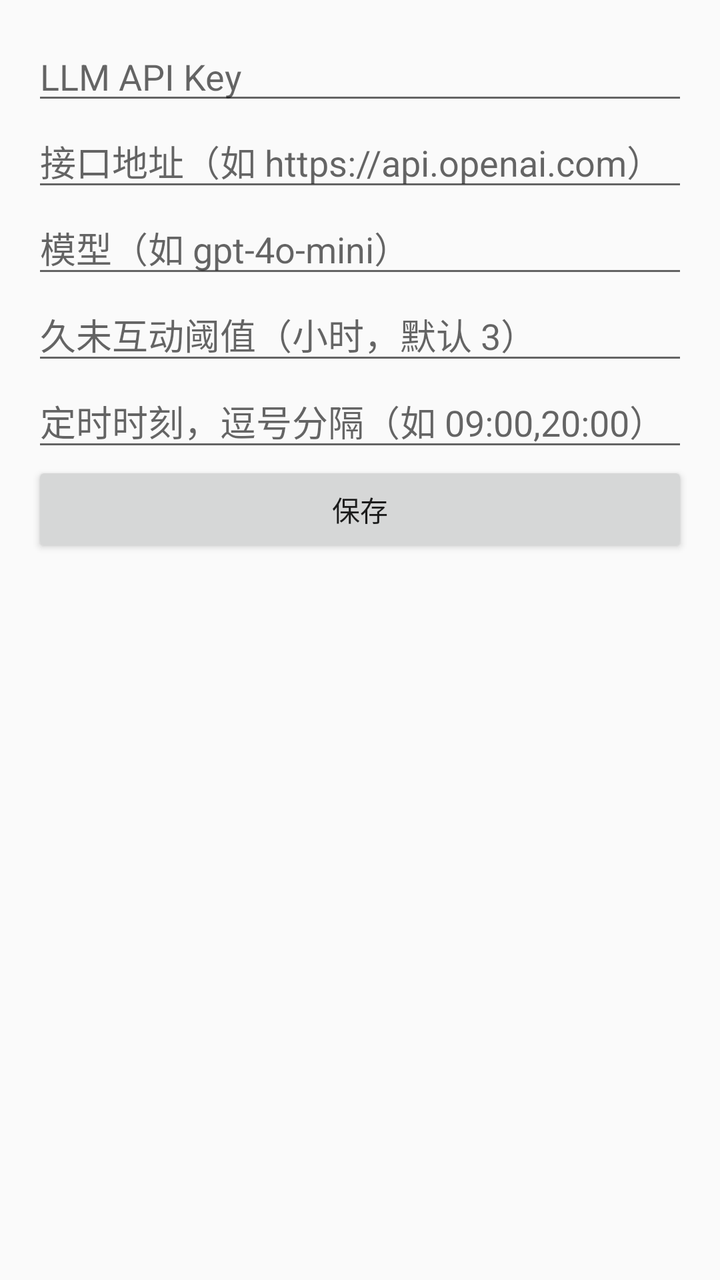
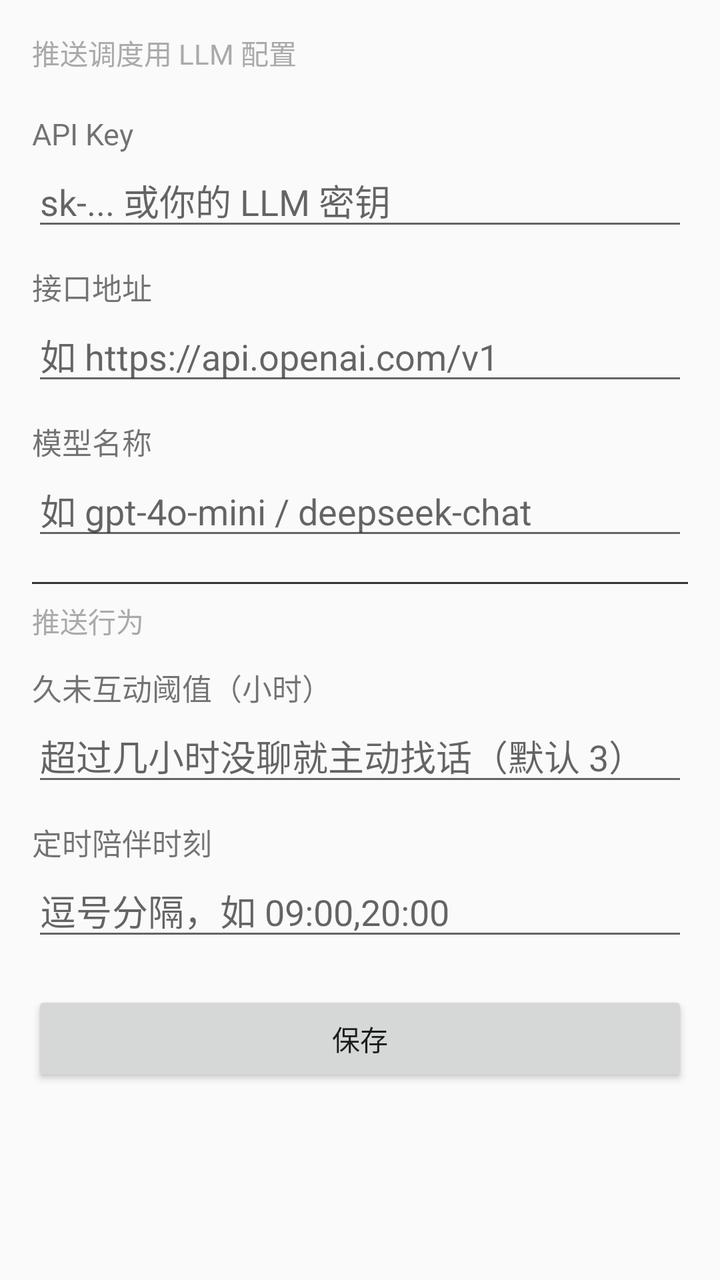

The first picture is an Android layout as it rendered before a commit; the second is the same layout after the commit. The layout source and the unified diff follow.
<!-- AndroidManifest.xml: application theme Theme.LI -->
<!-- res/layout/activity_settings.xml -->
<?xml version="1.0" encoding="utf-8"?>
<LinearLayout
    xmlns:android="http://schemas.android.com/apk/res/android"
    android:orientation="vertical"
    android:padding="16dp"
    android:layout_width="match_parent"
    android:layout_height="match_parent">

    <EditText
        android:id="@+id/etKey"
        android:hint="LLM API Key"
        android:inputType="text"
        android:layout_width="match_parent"
        android:layout_height="wrap_content" />

    <EditText
        android:id="@+id/etBase"
        android:hint="接口地址（如 https://api.openai.com）"
        android:inputType="textUri"
        android:layout_width="match_parent"
        android:layout_height="wrap_content" />

    <EditText
        android:id="@+id/etModel"
        android:hint="模型（如 gpt-4o-mini）"
        android:inputType="text"
        android:layout_width="match_parent"
        android:layout_height="wrap_content" />

    <EditText
        android:id="@+id/etIdle"
        android:hint="久未互动阈值（小时，默认 3）"
        android:inputType="numberDecimal"
        android:layout_width="match_parent"
        android:layout_height="wrap_content" />

    <EditText
        android:id="@+id/etSchedule"
        android:hint="定时时刻，逗号分隔（如 09:00,20:00）"
        android:inputType="text"
        android:layout_width="match_parent"
        android:layout_height="wrap_content" />

    <Button
        android:id="@+id/btnSave"
        android:text="保存"
        android:layout_width="match_parent"
        android:layout_height="wrap_content" />

</LinearLayout>
<!-- resources referenced by this layout -->
<resources>
  <style name="Theme.LI" parent="Theme.AppCompat.DayNight.NoActionBar" />
</resources>

<!-- the commit's change to res/layout/activity_settings.xml (unified diff, before → after) -->
@@ -1,50 +1,111 @@
 <?xml version="1.0" encoding="utf-8"?>
-<LinearLayout
+<ScrollView
     xmlns:android="http://schemas.android.com/apk/res/android"
-    android:orientation="vertical"
-    android:padding="16dp"
     android:layout_width="match_parent"
-    android:layout_height="match_parent">
+    android:layout_height="match_parent"
+    android:padding="16dp">
 
-    <EditText
-        android:id="@+id/etKey"
-        android:hint="LLM API Key"
-        android:inputType="text"
+    <LinearLayout
+        android:orientation="vertical"
         android:layout_width="match_parent"
-        android:layout_height="wrap_content" />
+        android:layout_height="wrap_content">
 
-    <EditText
-        android:id="@+id/etBase"
-        android:hint="接口地址（如 https://api.openai.com）"
-        android:inputType="textUri"
-        android:layout_width="match_parent"
-        android:layout_height="wrap_content" />
+        
+        <TextView
+            android:text="推送调度用 LLM 配置"
+            android:textSize="14sp"
+            android:textColor="#AAAAAA"
+            android:layout_marginBottom="8dp"
+            android:layout_width="match_parent"
+            android:layout_height="wrap_content" />
 
-    <EditText
-        android:id="@+id/etModel"
-        android:hint="模型（如 gpt-4o-mini）"
-        android:inputType="text"
-        android:layout_width="match_parent"
-        android:layout_height="wrap_content" />
+        <TextView
+            android:text="API Key"
+            android:textSize="15sp"
+            android:layout_marginTop="12dp"
+            android:layout_width="match_parent"
+            android:layout_height="wrap_content" />
+        <EditText
+            android:id="@+id/etKey"
+            android:hint="sk-... 或你的 LLM 密钥"
+            android:inputType="textPassword"
+            android:layout_width="match_parent"
+            android:layout_height="wrap_content" />
 
-    <EditText
-        android:id="@+id/etIdle"
-        android:hint="久未互动阈值（小时，默认 3）"
-        android:inputType="numberDecimal"
-        android:layout_width="match_parent"
-        android:layout_height="wrap_content" />
+        <TextView
+            android:text="接口地址"
+            android:textSize="15sp"
+            android:layout_marginTop="12dp"
+            android:layout_width="match_parent"
+            android:layout_height="wrap_content" />
+        <EditText
+            android:id="@+id/etBase"
+            android:hint="如 https://api.openai.com/v1"
+            android:inputType="textUri"
+            android:layout_width="match_parent"
+            android:layout_height="wrap_content" />
 
-    <EditText
-        android:id="@+id/etSchedule"
-        android:hint="定时时刻，逗号分隔（如 09:00,20:00）"
-        android:inputType="text"
-        android:layout_width="match_parent"
-        android:layout_height="wrap_content" />
+        <TextView
+            android:text="模型名称"
+            android:textSize="15sp"
+            android:layout_marginTop="12dp"
+            android:layout_width="match_parent"
+            android:layout_height="wrap_content" />
+        <EditText
+            android:id="@+id/etModel"
+            android:hint="如 gpt-4o-mini / deepseek-chat"
+            android:inputType="text"
+            android:layout_width="match_parent"
+            android:layout_height="wrap_content" />
 
-    <Button
-        android:id="@+id/btnSave"
-        android:text="保存"
-        android:layout_width="match_parent"
-        android:layout_height="wrap_content" />
+        
+        <View
+            android:layout_width="match_parent"
+            android:layout_height="1dp"
+            android:background="#333333"
+            android:layout_marginTop="16dp"
+            android:layout_marginBottom="8dp" />
 
-</LinearLayout>
+        <TextView
+            android:text="推送行为"
+            android:textSize="14sp"
+            android:textColor="#AAAAAA"
+            android:layout_marginBottom="8dp"
+            android:layout_width="match_parent"
+            android:layout_height="wrap_content" />
+
+        <TextView
+            android:text="久未互动阈值（小时）"
+            android:textSize="15sp"
+            android:layout_marginTop="4dp"
+            android:layout_width="match_parent"
+            android:layout_height="wrap_content" />
+        <EditText
+            android:id="@+id/etIdle"
+            android:hint="超过几小时没聊就主动找话（默认 3）"
+            android:inputType="numberDecimal"
+            android:layout_width="match_parent"
+            android:layout_height="wrap_content" />
+
+        <TextView
+            android:text="定时陪伴时刻"
+            android:textSize="15sp"
+            android:layout_marginTop="12dp"
+            android:layout_width="match_parent"
+            android:layout_height="wrap_content" />
+        <EditText
+            android:id="@+id/etSchedule"
+            android:hint="逗号分隔，如 09:00,20:00"
+            android:inputType="text"
+            android:layout_width="match_parent"
+            android:layout_height="wrap_content" />
+
+        <Button
+            android:id="@+id/btnSave"
+            android:text="保存"
+            android:layout_marginTop="20dp"
+            android:layout_width="match_parent"
+            android:layout_height="wrap_content" />
+
+    </LinearLayout>
+</ScrollView>
